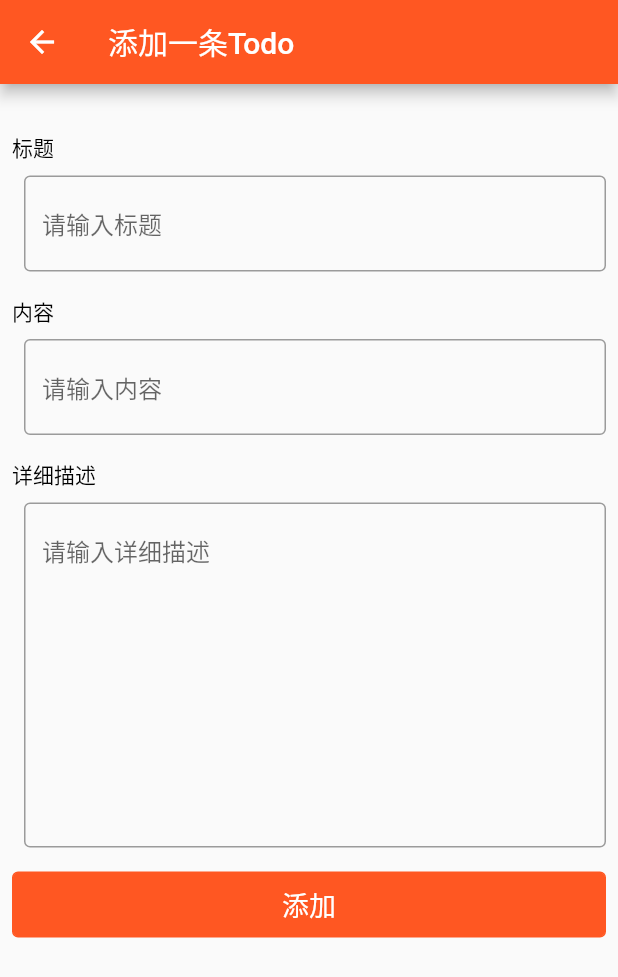
After one commit to shaomaicheng/mytodolist, a Flutter app: the screen it shows after launch, after a tap on the "add" icon, on a phone screen of 412 x 824 dp. The commit adds this screen. Shown: the top 977 px of the screen. Run offline on Flutter 3.47's test engine with Material 2 defaults, Android fonts, the phone set to English and light mode, and no system bars.

Commit message:
添加todo的ui

```diff
--- a/lib/main.dart
+++ b/lib/main.dart
@@ -1,5 +1,6 @@
 import 'package:flutter/material.dart';
 import 'package:todolist/src/Todo.dart';
+import 'package:todolist/src/add_todo.dart';
 import 'package:todolist/src/logger.dart';
 import 'package:todolist/src/todoitem.dart';
 
@@ -81,6 +82,18 @@ class _MyHomePageState extends State<MyHomePage> {
       appBar: new AppBar(
         title: new Text(widget.title),
       ),
+      floatingActionButton: FloatingActionButton(
+        onPressed: () {
+          _gotoAddTodo();
+        },
+        backgroundColor: Colors.deepOrange,
+        foregroundColor: Colors.white,
+        child: Icon(
+          Icons.add,
+          color: Colors.white,
+        ),
+        mini: false,
+      ),
       body: new Container(
         child: ListView.builder(
           itemCount: _todos.length,
@@ -93,4 +106,10 @@ class _MyHomePageState extends State<MyHomePage> {
       ),
     );
   }
+
+  _gotoAddTodo() {
+    Navigator.push(context, MaterialPageRoute(
+      builder: (context) => AddTodoWidget()
+    ));
+  }
 }
--- /dev/null
+++ b/lib/src/add_todo.dart
@@ -0,0 +1,108 @@
+import 'package:flutter/material.dart';
+
+class AddTodoWidget extends StatelessWidget {
+  @override
+  Widget build(BuildContext context) {
+    // TODO: implement build
+    return Scaffold(
+        appBar: AppBar(
+          title: Text('添加一条Todo'),
+        ),
+        body: Container(
+          child: SingleChildScrollView(
+            child: Container(
+              margin: EdgeInsets.only(top: 16.0),
+              child: Column(
+                children: <Widget>[
+                  EditWithTipsWidget('标题', '请输入标题'),
+                  EditWithTipsWidget('内容', '请输入内容'),
+                  EditWithTipsWidget(
+                    '详细描述',
+                    '请输入详细描述',
+                    isTextArea: true,
+                  ),
+                  GestureDetector(
+                    child: Container(
+                        child: Align(
+                          alignment: Alignment.center,
+                          child: Text(
+                            '添加',
+                            textAlign: TextAlign.center,
+                            style:
+                                TextStyle(color: Colors.white, fontSize: 18.0),
+                          ),
+                        ),
+                        margin: EdgeInsets.symmetric(
+                            horizontal: 8.0, vertical: 16.0),
+                        height: 44.0,
+                        width: MediaQuery.of(context).size.width,
+                        decoration: BoxDecoration(
+                            color: Colors.deepOrange,
+                            borderRadius:
+                                BorderRadius.all(Radius.circular(4.0)),
+                            shape: BoxShape.rectangle,
+                            border: Border.all(color: Colors.deepOrange))),
+                  ),
+                ],
+              ),
+            ),
+          ),
+        ));
+  }
+}
+
+class EditWithTipsWidget extends StatefulWidget {
+  String tips;
+  String hintText;
+  bool isTextArea = false;
+  _EditWithTipsState _state;
+
+  EditWithTipsWidget(this.tips, this.hintText, {Key key, this.isTextArea})
+      : super(key: key);
+
+  @override
+  State<StatefulWidget> createState() {
+    _state = new _EditWithTipsState();
+    // TODO: implement createState
+    return _state;
+  }
+}
+
+class _EditWithTipsState extends State<EditWithTipsWidget> {
+  String _inputContent;
+
+  @override
+  Widget build(BuildContext context) {
+    // TODO: implement build
+    return Container(
+      margin: EdgeInsets.only(top: 8.0),
+      child: Column(
+        crossAxisAlignment: CrossAxisAlignment.start,
+        children: <Widget>[
+          Container(
+            margin: EdgeInsets.only(top: 8.0, left: 8.0),
+            child: Text(
+              widget.tips,
+              style: TextStyle(fontSize: 14.0, color: Colors.black),
+            ),
+          ),
+          Container(
+              margin: EdgeInsets.only(left: 16.0, top: 8.0, right: 8.0),
+              child: TextField(
+                maxLines: _maxLines(),
+                decoration: InputDecoration(
+                    hintText: widget.hintText, border: OutlineInputBorder()),
+                style: TextStyle(color: Colors.black),
+              )),
+        ],
+      ),
+    );
+  }
+
+  int _maxLines() {
+    if (widget.isTextArea == null) {
+      return 1;
+    }
+    return widget.isTextArea ? 10 : 1;
+  }
+}
--- a/lib/src/todoitem.dart
+++ b/lib/src/todoitem.dart
@@ -35,6 +35,10 @@ class ToDoItemState extends State<ToDoItem> {
   Widget build(BuildContext context) {
     // TODO: implement build
     return Container(
+      child: GestureDetector(
+        onTap: () {
+          _clickCard();
+        },
         child: Container(
           margin: _cardTop(),
           child: Container(
@@ -53,17 +57,13 @@ class ToDoItemState extends State<ToDoItem> {
             child: Column(
               children: <Widget>[
                 // 点击把下面的详情部分收缩
-              GestureDetector(
-                onTap: () {
-                },
-                child: Column(
+                Column(
                   children: <Widget>[
                     Row(
                       children: <Widget>[
                         Container(
                           margin: EdgeInsets.only(top: 8.0, left: 8.0),
                           child: Text(
-//                            _dateFormat(_todo.time),
                             _todoStatus(_todo.toDoStatus),
                             style: TextStyle(
                               fontSize: 14.0,
@@ -104,10 +104,10 @@ class ToDoItemState extends State<ToDoItem> {
                     )
                   ],
                 ),
-              ),
                 // 可以展开的部分
                 Container(child: _details)
               ],
+            ),
           ),
         ),
       ),
@@ -117,6 +117,8 @@ class ToDoItemState extends State<ToDoItem> {
   _cardTop() {
     return EdgeInsets.only(top: 8.0, left: 16.0, right: 16.0, bottom: 8.0);
   }
+
+  _clickCard() {}
 
   CardBgColors _cardColor(ToDoStatus state) {
     CardBgColors colors;
@@ -170,7 +172,6 @@ class TodoItemDetails extends StatefulWidget {
 }
 
 class _TodoItemDetailsState extends State<TodoItemDetails> {
-
   @override
   Widget build(BuildContext context) {
     // TODO: implement build
```
Lines whose indentation alone changed are shown as unchanged.
